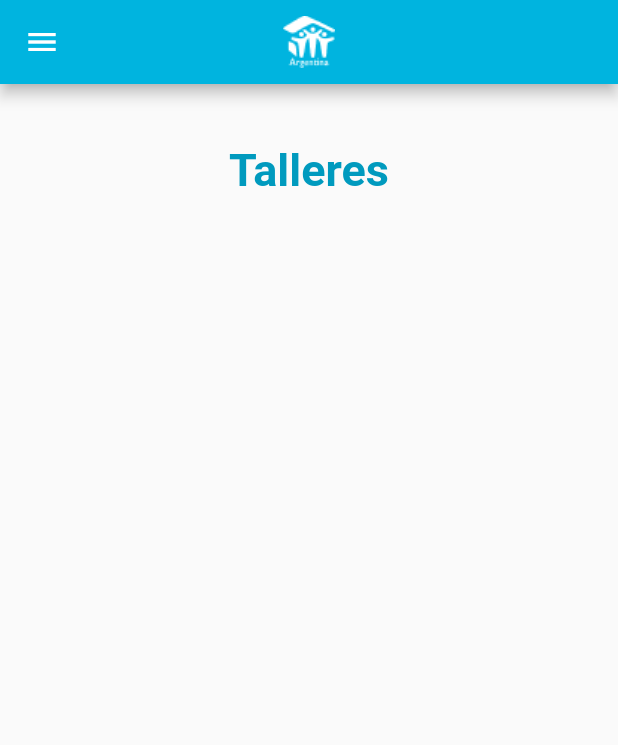
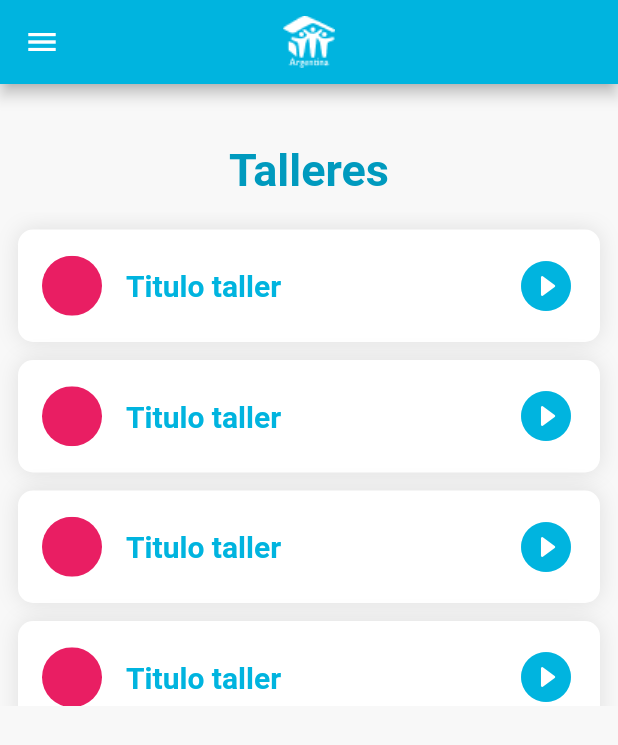
Before and after one commit to botanicodev/habitat_ft_user, a Flutter app: the HomeView screen opened by its route, on a phone screen of 412 x 824 dp. Shown: the top 745 px of the screen. Run offline on Flutter 3.47's test engine with Material 2 defaults, Android fonts, the phone set to English and light mode, and no system bars; our stand-ins replace cloud_firestore, firebase_auth, get, google_fonts, splashscreen; accounts and stored records are empty; network calls fail; Roboto replaces fonts that are missing (Spartan).

Commit message:
refactor WorkshopTile widget

```diff
--- a/lib/app/modules/home/home_view.dart
+++ b/lib/app/modules/home/home_view.dart
@@ -2,21 +2,33 @@ import 'package:flutter/material.dart';
 import 'package:get/get.dart';
 import 'package:habitat_ft_user/app/config/assets.dart';
 import 'package:habitat_ft_user/app/config/colors.dart';
+import 'package:habitat_ft_user/app/models/workshop_model.dart';
 import 'package:habitat_ft_user/app/modules/home/home_controller.dart';
 import 'package:habitat_ft_user/app/widgets/hdrawer.dart';
 
+import 'widgets/workshops_pending.dart';
 import 'widgets/workshops_title.dart';
 
 class HomeView extends GetView<HomeController> {
   @override
   Widget build(BuildContext context) {
     return Scaffold(
+      backgroundColor: HColors.GRIS_01,
       appBar: buildAppBar(),
       drawer: HDrawer(),
       body: Column(
         crossAxisAlignment: CrossAxisAlignment.center,
         children: [
           WorkshopsTitle(),
+          WorkshopsPending(
+            list: [
+              Workshop(title:'Titulo taller'),
+              Workshop(title:'Titulo taller'),
+              Workshop(title:'Titulo taller'),
+              Workshop(title:'Titulo taller'),
+              Workshop(title:'Titulo taller'),
+            ],
+          ),
         ],
       ),
     );
--- a/lib/app/modules/home/widgets/workshop_tile.dart
+++ b/lib/app/modules/home/widgets/workshop_tile.dart
@@ -5,35 +5,47 @@ import 'package:habitat_ft_user/app/models/workshop_model.dart';
 import 'package:habitat_ft_user/app/widgets/background_tile.dart';
 
 class WorkshopTile extends StatelessWidget {
-
   final Workshop workshop;
 
   const WorkshopTile({
-    Key key, @required this.workshop,
+    Key key,
+    @required this.workshop,
   }) : super(key: key);
 
   @override
   Widget build(BuildContext context) {
     return BackgroundTile(
       child: ListTile(
-        title: Text(
+        title: buildTitle(),
+        leading: buildLeading(),
+        trailing: buildTrailing(),
+        onTap: () {},
+      ),
+    );
+  }
+
+  Widget buildTitle() {
+    return Text(
       workshop.title,
       style: HStyles.TITULO_3_CELESTE,
-        ),
-        leading: ClipOval(
+    );
+  }
+
+  Widget buildLeading() {
+    return ClipOval(
       child: Container(
         height: 40,
         width: 40,
         color: Colors.pink,
       ),
-        ),
-        trailing: Icon(
+    );
+  }
+
+  Widget buildTrailing() {
+    return Icon(
       Icons.play_circle_fill_rounded,
       color: HColors.CELESTE_HABITAT,
       size: 40,
-        ),
-        onTap: () {},
-      ),
     );
   }
 }
--- a/lib/app/modules/login/login_controller.dart
+++ b/lib/app/modules/login/login_controller.dart
@@ -17,8 +17,8 @@ class LoginController extends GetxController {
     emailController = TextEditingController();
     passwordController = TextEditingController();
     //Borrar
-    // emailController.value = TextEditingValue(text: 'hola@hola.com');
-    // passwordController.value = TextEditingValue(text: '123456789');
+    emailController.value = TextEditingValue(text: 'hola@hola.com');
+    passwordController.value = TextEditingValue(text: '123456789');
   }
 
   @override
```
Lines whose indentation alone changed are shown as unchanged.
